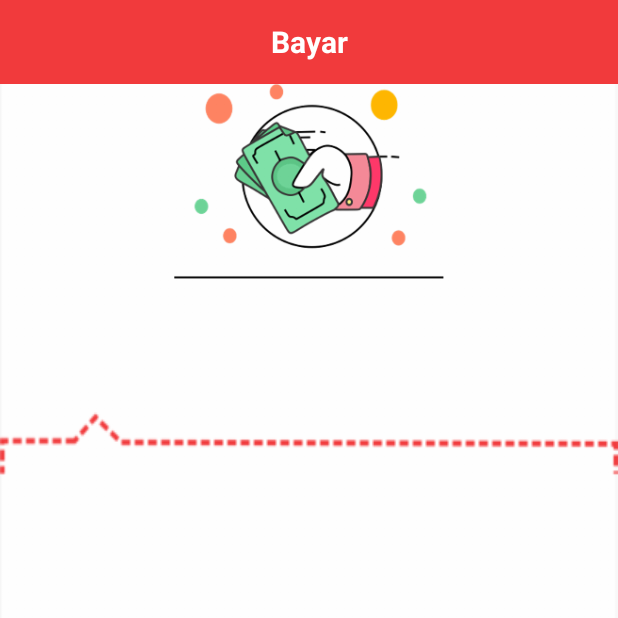
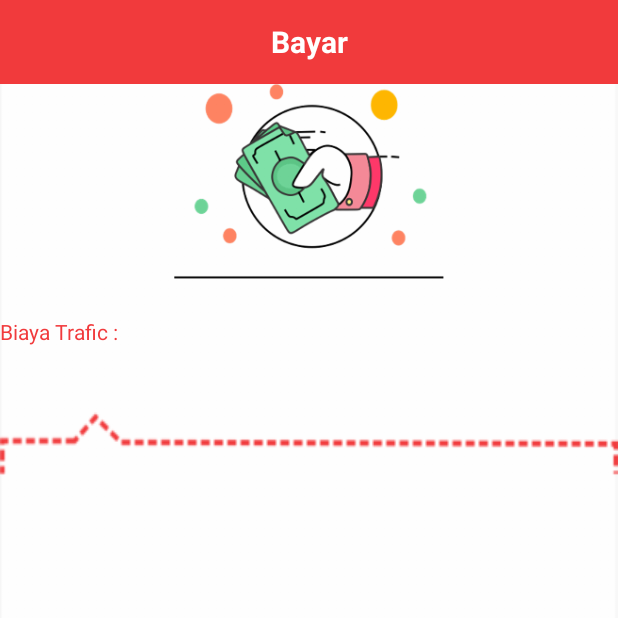
Before and after one commit to Bahroel0/SPK-Transportasi, an Android app: the CostActivity screen opened directly, with no data from a screen before it, on a phone screen of 412 x 824 dp, the top half of it. Run offline under Robolectric (Android 15) with nearby library versions, the phone set to English and light mode, and no system bars.

Commit message:
add layout bayar

```diff
--- a/app/src/main/res/layout/activity_cost.xml
+++ b/app/src/main/res/layout/activity_cost.xml
@@ -27,14 +27,32 @@
     </android.support.v7.widget.Toolbar>
     <RelativeLayout
         android:layout_below="@+id/toolbar_top"
+        android:id="@+id/relative"
         android:layout_width="match_parent"
         android:layout_height="wrap_content">
         <ImageView
+            android:id="@+id/imgbayar"
             android:layout_width="match_parent"
             android:src="@drawable/bayar"
             android:layout_height="130dp" />
+        <TextView
+            android:layout_marginTop="25dp"
+            android:layout_below="@+id/imgbayar"
+            android:layout_width="wrap_content"
+            android:text="Biaya Trafic :"
+            android:textColor="@color/colorPrimary"
+            android:layout_height="wrap_content" />
+    </RelativeLayout>
 
-    </RelativeLayout>
+    <LinearLayout
+        android:layout_marginTop="10dp"
+        android:id="@+id/linearLayoutBayar"
+        android:layout_below="@+id/relative"
+        android:orientation="vertical"
+        android:layout_width="match_parent"
+        android:layout_height="wrap_content">
+        <include layout="@layout/content_bayar" />
+    </LinearLayout>
 
 
 </RelativeLayout>
```
Also changed, not shown: app/src/main/res/layout/bayar_item.xml (added, +34 -0 lines), app/src/main/res/layout/content_bayar.xml (added, +13 -0 lines).
